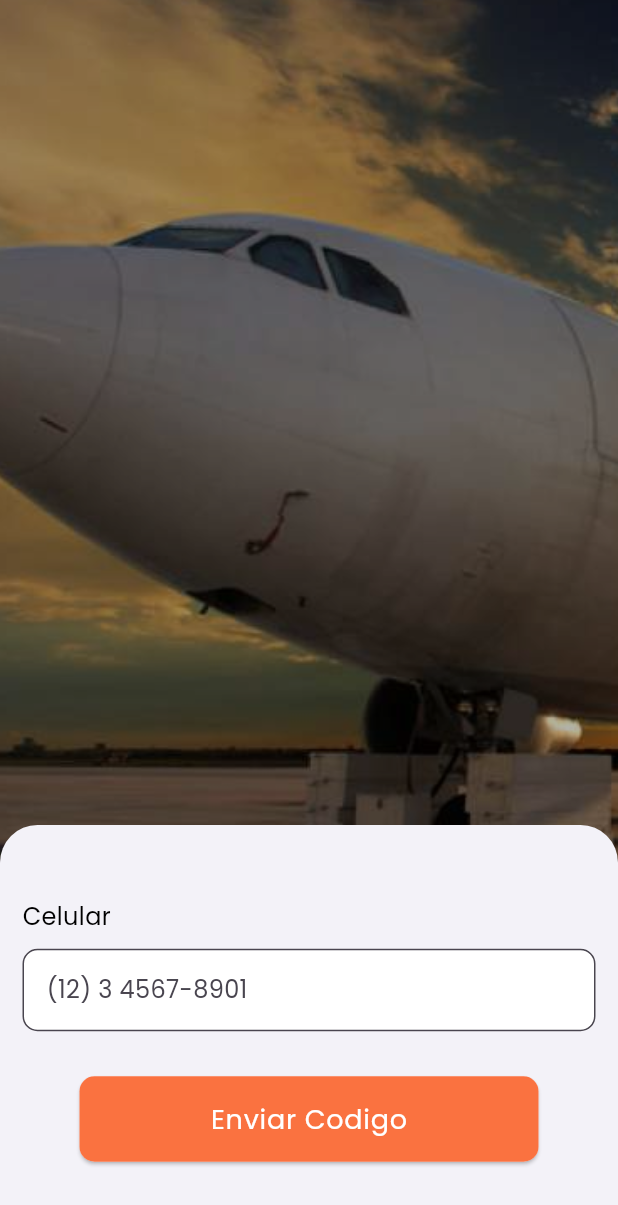
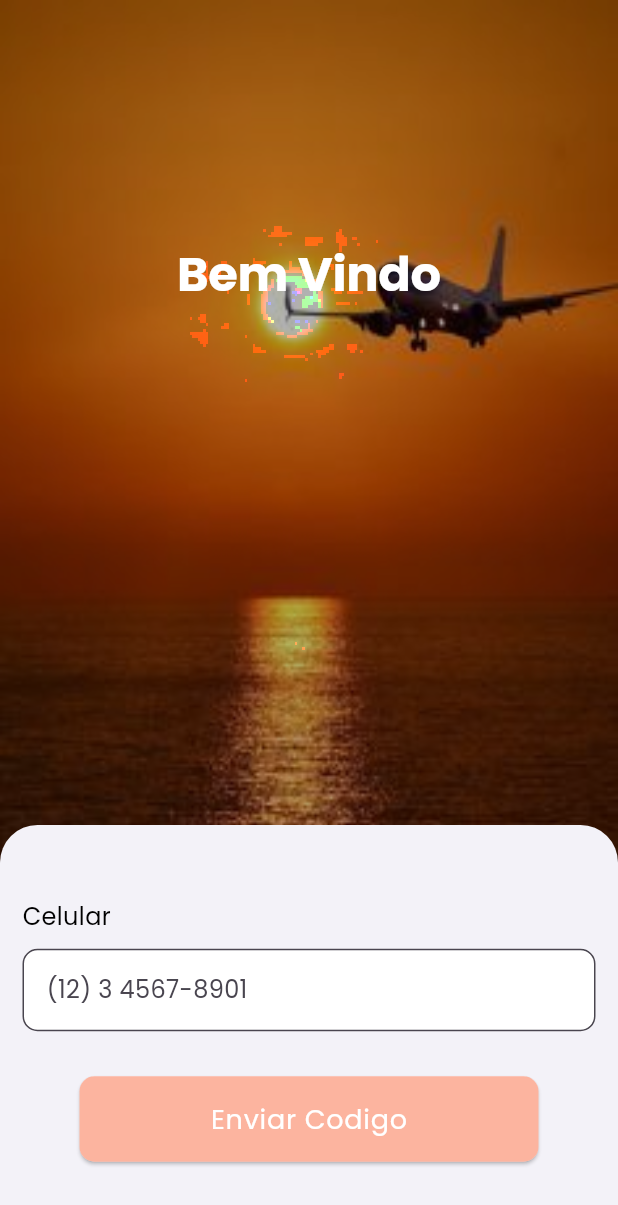
Before and after one commit to danielmaques/simulado_anac, a Flutter app: the screen it shows after launch, on a phone screen of 412 x 824 dp. Shown: the top 1205 px of the screen. Run offline on Flutter 3.47's test engine with Material 3 defaults, Android fonts, the phone set to English and light mode, and no system bars; our stand-ins replace equatable, eva_icons_flutter, firebase_auth, firebase_core, fl_chart, flutter_bloc and 9 more; missing offline and left inert: mask; accounts and stored records are empty.

Commit message:
feat: create otp page

```diff
--- a/lib/app/otp/ui/page/otp_page.dart
+++ b/lib/app/otp/ui/page/otp_page.dart
@@ -1,8 +1,10 @@
 import 'dart:async';
 
 import 'package:flutter/material.dart';
+import 'package:flutter_modular/flutter_modular.dart';
 import 'package:mask/mask.dart';
 import 'package:pin_code_fields/pin_code_fields.dart';
+import 'package:simulados_anac/app/otp/ui/bloc/auth_bloc.dart';
 import 'package:simulados_anac/app/punctuation/ui/widgets/custm_button.dart';
 
 class OtpPage extends StatefulWidget {
@@ -13,23 +15,26 @@ class OtpPage extends StatefulWidget {
 }
 
 class _OtpPageState extends State<OtpPage> {
+  late IAuthBloc authBloc;
   final PageController pageController = PageController();
   final PageController codeController = PageController();
   final TextEditingController numberController = TextEditingController();
   final TextEditingController otpController = TextEditingController();
+  final canSend = ValueNotifier<bool>(false);
   int currentIndex = 0;
   double opacity = 1;
 
   final List<String> images = [
-    'assets/images/image1.png',
-    'assets/images/image2.png',
-    'assets/images/image3.png',
+    'assets/images/image5.jpeg',
+    'assets/images/image6.jpeg',
+    'assets/images/image7.jpeg',
+    'assets/images/image8.jpeg',
   ];
 
   @override
   void initState() {
     super.initState();
-
+    authBloc = Modular.get<IAuthBloc>();
     Timer.periodic(
       const Duration(seconds: 6),
       (timer) async {
@@ -66,12 +71,32 @@ class _OtpPageState extends State<OtpPage> {
                 height: double.infinity,
                 decoration: BoxDecoration(
                   image: DecorationImage(
+                    colorFilter: ColorFilter.mode(
+                      Colors.black.withOpacity(0.3),
+                      BlendMode.colorBurn,
+                    ),
                     image: AssetImage(image),
-                    fit: BoxFit.cover,
+                    fit: BoxFit.fill,
                   ),
                 ),
               );
             },
+          ),
+          Align(
+            alignment: Alignment.topCenter,
+            child: Column(
+              crossAxisAlignment: CrossAxisAlignment.center,
+              children: [
+                SizedBox(height: MediaQuery.of(context).size.height * 0.2),
+                Text(
+                  'Bem Vindo',
+                  style: Theme.of(context).textTheme.displayLarge!.copyWith(
+                        color: Colors.white,
+                        fontSize: 32,
+                      ),
+                ),
+              ],
+            ),
           ),
           Positioned(
             bottom: 0,
@@ -105,31 +130,47 @@ class _OtpPageState extends State<OtpPage> {
                             controller: numberController,
                             keyboardType: TextInputType.number,
                             inputFormatters: [Mask.phone()],
-                            style: Theme.of(context)
-                                .textTheme
-                                .bodyMedium!
-                                .copyWith(color: Colors.grey[500]),
+                            style: Theme.of(context).textTheme.bodyMedium,
                             decoration: InputDecoration(
+                              focusedBorder: OutlineInputBorder(
+                                borderRadius: BorderRadius.circular(10),
+                                borderSide: BorderSide(
+                                  color: Theme.of(context).primaryColor,
+                                ),
+                              ),
                               filled: true,
                               fillColor: Theme.of(context).cardColor,
                               border: OutlineInputBorder(
                                   borderRadius: BorderRadius.circular(10),
-                              ),
+                                  borderSide: BorderSide(
+                                    color: Theme.of(context).cardColor,
+                                  )),
                               hintText: '(12) 3 4567-8901',
                               helperStyle: Theme.of(context)
                                   .textTheme
                                   .bodyMedium!
                                   .copyWith(color: Colors.grey[500]),
                             ),
+                            onChanged: (_) {
+                              _validateCanSend();
+                            },
                           ),
                           const SizedBox(height: 30),
-                          CustomButton(
+                          ValueListenableBuilder(
+                            valueListenable: canSend,
+                            builder: (_, __, ___) {
+                              return CustomButton(
                                 label: 'Enviar Codigo',
+                                lock: !canSend.value,
                                 onTap: () {
+                                  authBloc.verifyPhoneNumber(
+                                      '+55${numberController.text}');
                                   codeController.animateToPage(
                                     1,
                                     duration: const Duration(milliseconds: 400),
                                     curve: Curves.easeIn,
+                                  );
+                                },
                               );
                             },
                           ),
@@ -157,9 +198,9 @@ class _OtpPageState extends State<OtpPage> {
                           const SizedBox(height: 10),
                           PinCodeTextField(
                             appContext: context,
-                            length: 4,
+                            length: 6,
                             obscureText: false,
-                            textStyle: const TextStyle(color: Colors.grey),
+                            textStyle: Theme.of(context).textTheme.bodyMedium,
                             pinTheme: PinTheme(
                               shape: PinCodeFieldShape.box,
                               borderRadius: BorderRadius.circular(5),
@@ -170,12 +211,16 @@ class _OtpPageState extends State<OtpPage> {
                             ),
                             controller: otpController,
                             keyboardType: TextInputType.name,
-                            onCompleted: (value) {},
+                            onCompleted: (value) {
+                              _validateOtp();
+                            },
                           ),
                           const SizedBox(height: 30),
                           CustomButton(
                             label: 'Entrar',
-                            onTap: () {},
+                            onTap: () {
+                              Modular.to.pushNamed('/home/');
+                            },
                           ),
                         ],
                       ),
@@ -192,4 +237,20 @@ class _OtpPageState extends State<OtpPage> {
       ),
     );
   }
+
+  void _validateCanSend() {
+    if (numberController.text.length == 16) {
+      canSend.value = true;
+    } else {
+      canSend.value = false;
     }
+  }
+
+  void _validateOtp() {
+    if (otpController.text.length == 4) {
+      canSend.value = true;
+    } else {
+      canSend.value = false;
+    }
+  }
+}
--- a/lib/app/punctuation/ui/widgets/custm_button.dart
+++ b/lib/app/punctuation/ui/widgets/custm_button.dart
@@ -5,9 +5,11 @@ class CustomButton extends StatelessWidget {
     super.key,
     required this.label,
     required this.onTap,
+    this.lock = false,
   });
 
   final String label;
+  final bool lock;
   final Function() onTap;
 
   @override
@@ -19,13 +21,15 @@ class CustomButton extends StatelessWidget {
         borderRadius: BorderRadius.circular(10),
         child: InkWell(
           borderRadius: BorderRadius.circular(10),
-          onTap: onTap,
+          onTap: lock == true ? null : onTap,
           child: Container(
             width: double.infinity,
             padding: const EdgeInsets.symmetric(vertical: 15),
             decoration: BoxDecoration(
               borderRadius: BorderRadius.circular(10),
-              color: Theme.of(context).primaryColor,
+              color: lock == true
+                  ? Theme.of(context).primaryColor.withOpacity(0.5)
+                  : Theme.of(context).primaryColor,
             ),
             child: Center(
               child: Text(
--- a/lib/main.dart
+++ b/lib/main.dart
@@ -1,3 +1,4 @@
+import 'package:firebase_core/firebase_core.dart';
 import 'package:flutter/material.dart';
 import 'package:flutter_bloc/flutter_bloc.dart';
 import 'package:flutter_modular/flutter_modular.dart';
@@ -10,9 +11,9 @@ import 'app/home/home_module.dart';
 import 'app/punctuation/punctuation_module.dart';
 import 'core/theme/theme_manager.dart';
 
-void main() {
+void main() async {
   WidgetsFlutterBinding.ensureInitialized();
-
+  await Firebase.initializeApp();
   return runApp(ModularApp(module: AppModule(), child: const AppWidget()));
 }
 
```
Also changed, not shown: lib/app/otp/data/datasource/auth_datasource.dart (added, +77 -0 lines), lib/app/otp/data/repository/auth_repository.dart (added, +29 -0 lines), lib/app/otp/otp_module.dart (+8 -1 lines), lib/app/otp/ui/bloc/auth_bloc.dart (added, +30 -0 lines), assets/images/image1.png (deleted), assets/images/image2.png (deleted), assets/images/image3.png (deleted), assets/images/image4.jpeg (added), assets/images/image5.jpeg (added), assets/images/image6.jpeg (added), assets/images/image7.jpeg (added), assets/images/image8.jpeg (added), 6 other files. Lines whose indentation alone changed are shown as unchanged.
